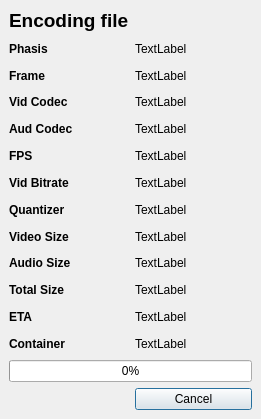
First picture: the form in branches/avidemux_2.4_branch/avidemux/ADM_userInterfaces/ADM_QT4/ADM_dialog/encoding.ui, repository BackupTheBerlios/avidemux-svn, before the edit.
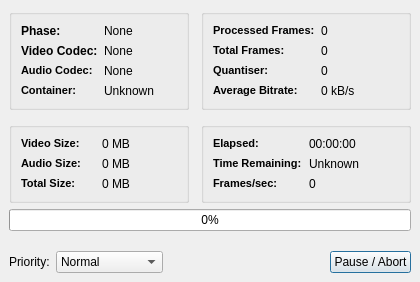
Second picture: the form after the edit.

Commit message: revamped encoding window & added priority control (GTK & Qt4)

Patch:
```diff
--- a/branches/avidemux_2.4_branch/avidemux/ADM_userInterfaces/ADM_QT4/ADM_dialog/encoding.ui
+++ b/branches/avidemux_2.4_branch/avidemux/ADM_userInterfaces/ADM_QT4/ADM_dialog/encoding.ui
@@ -5,75 +5,56 @@
    <rect>
     <x>0</x>
     <y>0</y>
-    <width>261</width>
-    <height>419</height>
+    <width>412</width>
+    <height>277</height>
    </rect>
   </property>
   <property name="windowTitle" >
    <string>Encoding</string>
   </property>
-  <layout class="QGridLayout" >
+  <layout class="QVBoxLayout" >
    <property name="margin" >
     <number>9</number>
    </property>
    <property name="spacing" >
     <number>6</number>
    </property>
-   <item row="7" column="1" >
-    <widget class="QLabel" name="labelQz" >
-     <property name="text" >
-      <string>TextLabel</string>
+   <item>
+    <layout class="QGridLayout" >
+     <property name="margin" >
+      <number>0</number>
      </property>
-    </widget>
-   </item>
-   <item row="4" column="1" >
-    <widget class="QLabel" name="labelAudCodec" >
-     <property name="text" >
-      <string>TextLabel</string>
+     <property name="spacing" >
+      <number>12</number>
      </property>
-    </widget>
-   </item>
-   <item row="10" column="0" >
-    <widget class="QLabel" name="label_17" >
-     <property name="font" >
-      <font>
-       <weight>75</weight>
-       <bold>true</bold>
-      </font>
-     </property>
-     <property name="text" >
-      <string>Total Size</string>
-     </property>
-    </widget>
-   </item>
-   <item row="6" column="0" >
-    <widget class="QLabel" name="label_11" >
-     <property name="font" >
-      <font>
-       <weight>75</weight>
-       <bold>true</bold>
-      </font>
-     </property>
-     <property name="text" >
-      <string>Vid Bitrate</string>
-     </property>
-    </widget>
-   </item>
-   <item row="9" column="0" >
-    <widget class="QLabel" name="label_16" >
-     <property name="font" >
-      <font>
-       <weight>75</weight>
-       <bold>true</bold>
-      </font>
-     </property>
-     <property name="text" >
-      <string>Audio Size</string>
-     </property>
-    </widget>
-   </item>
-   <item row="7" column="0" >
-    <widget class="QLabel" name="label_13" >
+     <item row="0" column="0" >
+      <widget class="QGroupBox" name="groupBox" >
+       <property name="sizePolicy" >
+        <sizepolicy>
+         <hsizetype>4</hsizetype>
+         <vsizetype>5</vsizetype>
+         <horstretch>1</horstretch>
+         <verstretch>0</verstretch>
+        </sizepolicy>
+       </property>
+       <property name="minimumSize" >
+        <size>
+         <width>180</width>
+         <height>0</height>
+        </size>
+       </property>
+       <property name="title" >
+        <string/>
+       </property>
+       <layout class="QGridLayout" >
+        <property name="margin" >
+         <number>9</number>
+        </property>
+        <property name="spacing" >
+         <number>6</number>
+        </property>
+        <item row="0" column="0" >
+         <widget class="QLabel" name="label_2" >
      <property name="font" >
       <font>
        <weight>75</weight>
@@ -81,59 +62,12 @@
       </font>
      </property>
      <property name="text" >
-      <string>Quantizer</string>
-     </property>
-    </widget>
-   </item>
-   <item row="12" column="1" >
-    <widget class="QLabel" name="labelContainer" >
-     <property name="text" >
-      <string>TextLabel</string>
-     </property>
-    </widget>
-   </item>
-   <item row="5" column="0" >
-    <widget class="QLabel" name="label_9" >
-     <property name="font" >
-      <font>
-       <weight>75</weight>
-       <bold>true</bold>
-      </font>
-     </property>
-     <property name="text" >
-      <string>FPS</string>
-     </property>
-    </widget>
-   </item>
-   <item row="2" column="1" >
-    <widget class="QLabel" name="labelFrame" >
-     <property name="text" >
-      <string>TextLabel</string>
-     </property>
-    </widget>
-   </item>
-   <item row="2" column="0" >
-    <widget class="QLabel" name="label_3" >
-     <property name="font" >
-      <font>
-       <weight>75</weight>
-       <bold>true</bold>
-      </font>
-     </property>
-     <property name="text" >
-      <string>Frame</string>
-     </property>
-    </widget>
-   </item>
-   <item row="1" column="1" >
-    <widget class="QLabel" name="labelPhasis" >
-     <property name="text" >
-      <string>TextLabel</string>
+           <string>Phase:</string>
      </property>
     </widget>
    </item>
    <item row="1" column="0" >
-    <widget class="QLabel" name="label" >
+         <widget class="QLabel" name="label_4" >
      <property name="font" >
       <font>
        <weight>75</weight>
@@ -141,157 +75,424 @@
       </font>
      </property>
      <property name="text" >
-      <string>Phasis</string>
+           <string>Video Codec:</string>
      </property>
     </widget>
    </item>
-   <item row="4" column="0" >
-    <widget class="QLabel" name="label_7" >
-     <property name="font" >
-      <font>
-       <weight>75</weight>
-       <bold>true</bold>
-      </font>
-     </property>
-     <property name="text" >
-      <string>Aud Codec</string>
-     </property>
-    </widget>
-   </item>
-   <item row="3" column="1" >
+        <item row="1" column="1" >
     <widget class="QLabel" name="labelVidCodec" >
      <property name="text" >
-      <string>TextLabel</string>
+           <string>None</string>
      </property>
     </widget>
    </item>
-   <item row="8" column="0" >
-    <widget class="QLabel" name="label_15" >
-     <property name="font" >
-      <font>
-       <weight>75</weight>
-       <bold>true</bold>
-      </font>
-     </property>
+        <item row="0" column="1" >
+         <widget class="QLabel" name="labelPhasis" >
      <property name="text" >
-      <string>Video Size</string>
+           <string>None</string>
      </property>
     </widget>
    </item>
-   <item row="8" column="1" >
-    <widget class="QLabel" name="labelVideoSize" >
+        <item row="3" column="1" >
+         <widget class="QLabel" name="labelContainer" >
      <property name="text" >
-      <string>TextLabel</string>
-     </property>
-    </widget>
-   </item>
-   <item row="13" column="0" colspan="2" >
-    <widget class="QProgressBar" name="progressBar" >
-     <property name="value" >
-      <number>0</number>
-     </property>
-     <property name="orientation" >
-      <enum>Qt::Horizontal</enum>
+           <string>Unknown</string>
      </property>
     </widget>
    </item>
    <item row="3" column="0" >
-    <widget class="QLabel" name="label_5" >
-     <property name="font" >
-      <font>
-       <weight>75</weight>
-       <bold>true</bold>
-      </font>
-     </property>
+         <widget class="QLabel" name="label_8" >
      <property name="text" >
-      <string>Vid Codec</string>
+           <string>&lt;html>&lt;head>&lt;meta name="qrichtext" content="1" />&lt;style type="text/css">
+p, li { white-space: pre-wrap; }
+&lt;/style>&lt;/head>&lt;body style=" font-family:'MS Shell Dlg 2'; font-size:8.25pt; font-weight:400; font-style:normal; text-decoration:none;">
+&lt;p style=" margin-top:0px; margin-bottom:0px; margin-left:0px; margin-right:0px; -qt-block-indent:0; text-indent:0px;">&lt;span style=" font-size:8pt; font-weight:600;">Container:&lt;/span>&lt;/p>&lt;/body>&lt;/html></string>
      </property>
     </widget>
    </item>
-   <item row="11" column="1" >
-    <widget class="QLabel" name="labelETA" >
+        <item row="2" column="1" >
+         <widget class="QLabel" name="labelAudCodec" >
      <property name="text" >
-      <string>TextLabel</string>
+           <string>None</string>
      </property>
     </widget>
    </item>
-   <item row="11" column="0" >
-    <widget class="QLabel" name="label_18" >
-     <property name="font" >
-      <font>
-       <weight>75</weight>
-       <bold>true</bold>
-      </font>
-     </property>
+        <item row="2" column="0" >
+         <widget class="QLabel" name="label_6" >
      <property name="text" >
-      <string>ETA</string>
+           <string>&lt;html>&lt;head>&lt;meta name="qrichtext" content="1" />&lt;style type="text/css">
+p, li { white-space: pre-wrap; }
+&lt;/style>&lt;/head>&lt;body style=" font-family:'MS Shell Dlg 2'; font-size:8.25pt; font-weight:400; font-style:normal; text-decoration:none;">
+&lt;p style=" margin-top:0px; margin-bottom:0px; margin-left:0px; margin-right:0px; -qt-block-indent:0; text-indent:0px;">&lt;span style=" font-size:8pt; font-weight:600;">Audio Codec:&lt;/span>&lt;/p>&lt;/body>&lt;/html></string>
      </property>
     </widget>
    </item>
-   <item row="14" column="1" >
-    <widget class="QPushButton" name="pushButton" >
-     <property name="text" >
-      <string>Cancel</string>
-     </property>
-    </widget>
-   </item>
-   <item row="5" column="1" >
+       </layout>
+      </widget>
+     </item>
+     <item row="1" column="1" >
+      <widget class="QGroupBox" name="groupBox_4" >
+       <property name="sizePolicy" >
+        <sizepolicy>
+         <hsizetype>7</hsizetype>
+         <vsizetype>5</vsizetype>
+         <horstretch>0</horstretch>
+         <verstretch>0</verstretch>
+        </sizepolicy>
+       </property>
+       <property name="minimumSize" >
+        <size>
+         <width>210</width>
+         <height>0</height>
+        </size>
+       </property>
+       <property name="title" >
+        <string/>
+       </property>
+       <layout class="QGridLayout" >
+        <property name="margin" >
+         <number>9</number>
+        </property>
+        <property name="spacing" >
+         <number>6</number>
+        </property>
+        <item row="2" column="1" >
     <widget class="QLabel" name="labelFps" >
      <property name="text" >
-      <string>TextLabel</string>
+           <string>0</string>
      </property>
     </widget>
    </item>
-   <item row="12" column="0" >
-    <widget class="QLabel" name="label_19" >
-     <property name="font" >
-      <font>
-       <weight>75</weight>
-       <bold>true</bold>
-      </font>
-     </property>
+        <item row="1" column="1" >
+         <widget class="QLabel" name="labelETA" >
+          <property name="text" >
+           <string>Unknown</string>
+          </property>
+         </widget>
+        </item>
+        <item row="0" column="1" >
+         <widget class="QLabel" name="labelElapsed" >
      <property name="text" >
-      <string>Container</string>
+           <string>00:00:00</string>
      </property>
     </widget>
    </item>
-   <item row="10" column="1" >
+        <item row="0" column="0" >
+         <widget class="QLabel" name="label_24" >
+          <property name="text" >
+           <string>&lt;html>&lt;head>&lt;meta name="qrichtext" content="1" />&lt;style type="text/css">
+p, li { white-space: pre-wrap; }
+&lt;/style>&lt;/head>&lt;body style=" font-family:'MS Shell Dlg 2'; font-size:8.25pt; font-weight:400; font-style:normal; text-decoration:none;">
+&lt;p style=" margin-top:0px; margin-bottom:0px; margin-left:0px; margin-right:0px; -qt-block-indent:0; text-indent:0px;">&lt;span style=" font-size:8pt; font-weight:600;">Elapsed:&lt;/span>&lt;/p>&lt;/body>&lt;/html></string>
+          </property>
+         </widget>
+        </item>
+        <item row="1" column="0" >
+         <widget class="QLabel" name="label_26" >
+          <property name="text" >
+           <string>&lt;html>&lt;head>&lt;meta name="qrichtext" content="1" />&lt;style type="text/css">
+p, li { white-space: pre-wrap; }
+&lt;/style>&lt;/head>&lt;body style=" font-family:'MS Shell Dlg 2'; font-size:8.25pt; font-weight:400; font-style:normal; text-decoration:none;">
+&lt;p style=" margin-top:0px; margin-bottom:0px; margin-left:0px; margin-right:0px; -qt-block-indent:0; text-indent:0px;">&lt;span style=" font-size:8pt; font-weight:600;">Time Remaining:&lt;/span>&lt;/p>&lt;/body>&lt;/html></string>
+          </property>
+         </widget>
+        </item>
+        <item row="2" column="0" >
+         <widget class="QLabel" name="label_28" >
+          <property name="text" >
+           <string>&lt;html>&lt;head>&lt;meta name="qrichtext" content="1" />&lt;style type="text/css">
+p, li { white-space: pre-wrap; }
+&lt;/style>&lt;/head>&lt;body style=" font-family:'MS Shell Dlg 2'; font-size:8.25pt; font-weight:400; font-style:normal; text-decoration:none;">
+&lt;p style=" margin-top:0px; margin-bottom:0px; margin-left:0px; margin-right:0px; -qt-block-indent:0; text-indent:0px;">&lt;span style=" font-size:8pt; font-weight:600;">Frames/sec:&lt;/span>&lt;/p>&lt;/body>&lt;/html></string>
+          </property>
+         </widget>
+        </item>
+       </layout>
+      </widget>
+     </item>
+     <item row="1" column="0" >
+      <widget class="QGroupBox" name="groupBox_3" >
+       <property name="sizePolicy" >
+        <sizepolicy>
+         <hsizetype>5</hsizetype>
+         <vsizetype>5</vsizetype>
+         <horstretch>0</horstretch>
+         <verstretch>0</verstretch>
+        </sizepolicy>
+       </property>
+       <property name="minimumSize" >
+        <size>
+         <width>180</width>
+         <height>0</height>
+        </size>
+       </property>
+       <property name="title" >
+        <string/>
+       </property>
+       <layout class="QGridLayout" >
+        <property name="margin" >
+         <number>9</number>
+        </property>
+        <property name="spacing" >
+         <number>6</number>
+        </property>
+        <item row="2" column="1" >
     <widget class="QLabel" name="labelTotalSize" >
      <property name="text" >
-      <string>TextLabel</string>
+           <string>0 MB</string>
      </property>
     </widget>
    </item>
-   <item row="9" column="1" >
+        <item row="2" column="0" >
+         <widget class="QLabel" name="label_22" >
+          <property name="text" >
+           <string>&lt;html>&lt;head>&lt;meta name="qrichtext" content="1" />&lt;style type="text/css">
+p, li { white-space: pre-wrap; }
+&lt;/style>&lt;/head>&lt;body style=" font-family:'MS Shell Dlg 2'; font-size:8.25pt; font-weight:400; font-style:normal; text-decoration:none;">
+&lt;p style=" margin-top:0px; margin-bottom:0px; margin-left:0px; margin-right:0px; -qt-block-indent:0; text-indent:0px;">&lt;span style=" font-size:8pt; font-weight:600;">Total Size:&lt;/span>&lt;/p>&lt;/body>&lt;/html></string>
+          </property>
+         </widget>
+        </item>
+        <item row="1" column="1" >
     <widget class="QLabel" name="labelAudioSize" >
      <property name="text" >
-      <string>TextLabel</string>
+           <string>0 MB</string>
      </property>
     </widget>
    </item>
-   <item row="6" column="1" >
+        <item row="1" column="0" >
+         <widget class="QLabel" name="label_20" >
+          <property name="text" >
+           <string>&lt;html>&lt;head>&lt;meta name="qrichtext" content="1" />&lt;style type="text/css">
+p, li { white-space: pre-wrap; }
+&lt;/style>&lt;/head>&lt;body style=" font-family:'MS Shell Dlg 2'; font-size:8.25pt; font-weight:400; font-style:normal; text-decoration:none;">
+&lt;p style=" margin-top:0px; margin-bottom:0px; margin-left:0px; margin-right:0px; -qt-block-indent:0; text-indent:0px;">&lt;span style=" font-size:8pt; font-weight:600;">Audio Size:&lt;/span>&lt;/p>&lt;/body>&lt;/html></string>
+          </property>
+         </widget>
+        </item>
+        <item row="0" column="1" >
+         <widget class="QLabel" name="labelVideoSize" >
+          <property name="text" >
+           <string>0 MB</string>
+          </property>
+          <property name="alignment" >
+           <set>Qt::AlignLeading|Qt::AlignLeft|Qt::AlignVCenter</set>
+          </property>
+         </widget>
+        </item>
+        <item row="0" column="0" >
+         <widget class="QLabel" name="label_18" >
+          <property name="text" >
+           <string>&lt;html>&lt;head>&lt;meta name="qrichtext" content="1" />&lt;style type="text/css">
+p, li { white-space: pre-wrap; }
+&lt;/style>&lt;/head>&lt;body style=" font-family:'MS Shell Dlg 2'; font-size:8.25pt; font-weight:400; font-style:normal; text-decoration:none;">
+&lt;p style=" margin-top:0px; margin-bottom:0px; margin-left:0px; margin-right:0px; -qt-block-indent:0; text-indent:0px;">&lt;span style=" font-size:8pt; font-weight:600;">Video Size:&lt;/span>&lt;/p>&lt;/body>&lt;/html></string>
+          </property>
+         </widget>
+        </item>
+       </layout>
+      </widget>
+     </item>
+     <item row="0" column="1" >
+      <widget class="QGroupBox" name="groupBox_2" >
+       <property name="sizePolicy" >
+        <sizepolicy>
+         <hsizetype>7</hsizetype>
+         <vsizetype>5</vsizetype>
+         <horstretch>0</horstretch>
+         <verstretch>0</verstretch>
+        </sizepolicy>
+       </property>
+       <property name="minimumSize" >
+        <size>
+         <width>210</width>
+         <height>0</height>
+        </size>
+       </property>
+       <property name="title" >
+        <string/>
+       </property>
+       <layout class="QGridLayout" >
+        <property name="margin" >
+         <number>9</number>
+        </property>
+        <property name="spacing" >
+         <number>6</number>
+        </property>
+        <item row="0" column="0" >
+         <widget class="QLabel" name="label_10" >
+          <property name="text" >
+           <string>&lt;html>&lt;head>&lt;meta name="qrichtext" content="1" />&lt;style type="text/css">
+p, li { white-space: pre-wrap; }
+&lt;/style>&lt;/head>&lt;body style=" font-family:'MS Shell Dlg 2'; font-size:8.25pt; font-weight:400; font-style:normal; text-decoration:none;">
+&lt;p style=" margin-top:0px; margin-bottom:0px; margin-left:0px; margin-right:0px; -qt-block-indent:0; text-indent:0px;">&lt;span style=" font-size:8pt; font-weight:600;">Processed Frames:&lt;/span>&lt;/p>&lt;/body>&lt;/html></string>
+          </property>
+         </widget>
+        </item>
+        <item row="1" column="0" >
+         <widget class="QLabel" name="label_12" >
+          <property name="text" >
+           <string>&lt;html>&lt;head>&lt;meta name="qrichtext" content="1" />&lt;style type="text/css">
+p, li { white-space: pre-wrap; }
+&lt;/style>&lt;/head>&lt;body style=" font-family:'MS Shell Dlg 2'; font-size:8.25pt; font-weight:400; font-style:normal; text-decoration:none;">
+&lt;p style=" margin-top:0px; margin-bottom:0px; margin-left:0px; margin-right:0px; -qt-block-indent:0; text-indent:0px;">&lt;span style=" font-size:8pt; font-weight:600;">Total Frames:&lt;/span>&lt;/p>&lt;/body>&lt;/html></string>
+          </property>
+         </widget>
+        </item>
+        <item row="0" column="1" >
+         <widget class="QLabel" name="labelFrame" >
+          <property name="text" >
+           <string>0</string>
+          </property>
+          <property name="alignment" >
+           <set>Qt::AlignLeading|Qt::AlignLeft|Qt::AlignVCenter</set>
+          </property>
+         </widget>
+        </item>
+        <item row="3" column="1" >
     <widget class="QLabel" name="labelVidBitrate" >
      <property name="text" >
-      <string>TextLabel</string>
+           <string>0 kB/s</string>
      </property>
     </widget>
    </item>
-   <item row="0" column="0" >
-    <widget class="QLabel" name="label_25" >
-     <property name="font" >
-      <font>
-       <pointsize>14</pointsize>
-       <weight>75</weight>
-       <bold>true</bold>
-      </font>
-     </property>
+        <item row="3" column="0" >
+         <widget class="QLabel" name="label_16" >
+          <property name="text" >
+           <string>&lt;html>&lt;head>&lt;meta name="qrichtext" content="1" />&lt;style type="text/css">
+p, li { white-space: pre-wrap; }
+&lt;/style>&lt;/head>&lt;body style=" font-family:'MS Shell Dlg 2'; font-size:8.25pt; font-weight:400; font-style:normal; text-decoration:none;">
+&lt;p style=" margin-top:0px; margin-bottom:0px; margin-left:0px; margin-right:0px; -qt-block-indent:0; text-indent:0px;">&lt;span style=" font-size:8pt; font-weight:600;">Average Bitrate:&lt;/span>&lt;/p>&lt;/body>&lt;/html></string>
+          </property>
+         </widget>
+        </item>
+        <item row="2" column="1" >
+         <widget class="QLabel" name="labelQz" >
      <property name="text" >
-      <string>Encoding file</string>
+           <string>0</string>
      </property>
     </widget>
    </item>
-  </layout>
- </widget>
+        <item row="2" column="0" >
+         <widget class="QLabel" name="label_14" >
+          <property name="text" >
+           <string>&lt;html>&lt;head>&lt;meta name="qrichtext" content="1" />&lt;style type="text/css">
+p, li { white-space: pre-wrap; }
+&lt;/style>&lt;/head>&lt;body style=" font-family:'MS Shell Dlg 2'; font-size:8.25pt; font-weight:400; font-style:normal; text-decoration:none;">
+&lt;p style=" margin-top:0px; margin-bottom:0px; margin-left:0px; margin-right:0px; -qt-block-indent:0; text-indent:0px;">&lt;span style=" font-size:8pt; font-weight:600;">Quantiser:&lt;/span>&lt;/p>&lt;/body>&lt;/html></string>
+          </property>
+         </widget>
+        </item>
+        <item row="1" column="1" >
+         <widget class="QLabel" name="labelTotalFrame" >
+          <property name="text" >
+           <string>0</string>
+          </property>
+         </widget>
+        </item>
+       </layout>
+      </widget>
+     </item>
+    </layout>
+   </item>
+   <item>
+    <layout class="QVBoxLayout" >
+     <property name="margin" >
+      <number>0</number>
+     </property>
+     <property name="spacing" >
+      <number>20</number>
+     </property>
+     <item>
+      <widget class="QProgressBar" name="progressBar" >
+       <property name="value" >
+        <number>0</number>
+       </property>
+       <property name="orientation" >
+        <enum>Qt::Horizontal</enum>
+       </property>
+      </widget>
+     </item>
+     <item>
+      <layout class="QHBoxLayout" >
+       <property name="margin" >
+        <number>0</number>
+       </property>
+       <property name="spacing" >
+        <number>6</number>
+       </property>
+       <item>
+        <widget class="QLabel" name="label" >
+         <property name="text" >
+          <string>Priority:</string>
+         </property>
+        </widget>
+       </item>
+       <item>
+        <widget class="QComboBox" name="comboBoxPriority" >
+         <property name="currentIndex" >
+          <number>2</number>
+         </property>
+         <item>
+          <property name="text" >
+           <string>High</string>
+          </property>
+         </item>
+         <item>
+          <property name="text" >
+           <string>Above Normal</string>
+          </property>
+         </item>
+         <item>
+          <property name="text" >
+           <string>Normal</string>
+          </property>
+         </item>
+         <item>
+          <property name="text" >
+           <string>Below Normal</string>
+          </property>
+         </item>
+         <item>
+          <property name="text" >
+           <string>Low</string>
+          </property>
+         </item>
+        </widget>
+       </item>
+       <item>
+        <spacer>
+         <property name="orientation" >
+          <enum>Qt::Horizontal</enum>
+         </property>
+         <property name="sizeHint" >
+          <size>
+           <width>40</width>
+           <height>20</height>
+          </size>
+         </property>
+        </spacer>
+       </item>
+       <item>
+        <widget class="QPushButton" name="pushButton" >
+         <property name="text" >
+          <string>Pause / Abort</string>
+         </property>
+         <property name="default" >
+          <bool>true</bool>
+         </property>
+        </widget>
+       </item>
+      </layout>
+     </item>
+    </layout>
+   </item>
+  </layout>
+ </widget>
+ <tabstops>
+  <tabstop>pushButton</tabstop>
+  <tabstop>comboBoxPriority</tabstop>
+ </tabstops>
  <resources/>
  <connections/>
 </ui>
```
Left out of the diff: 2 changed lines with no effect on the pictures. Lines whose indentation alone changed are shown as unchanged. The commit also changes 17 other files.
